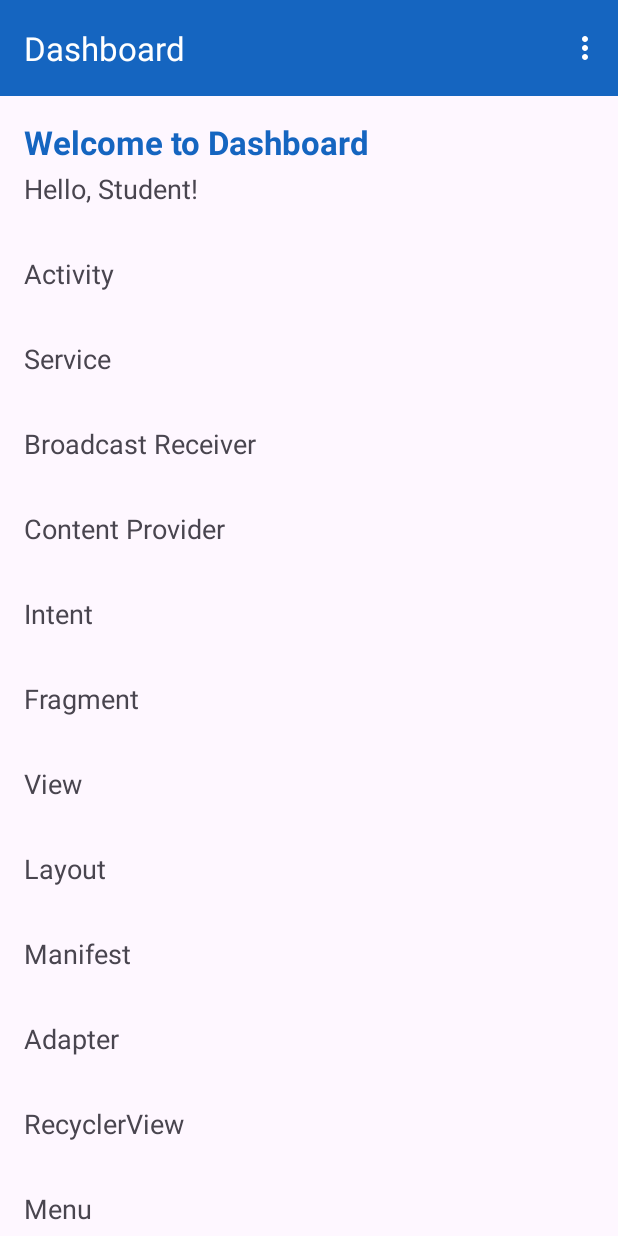
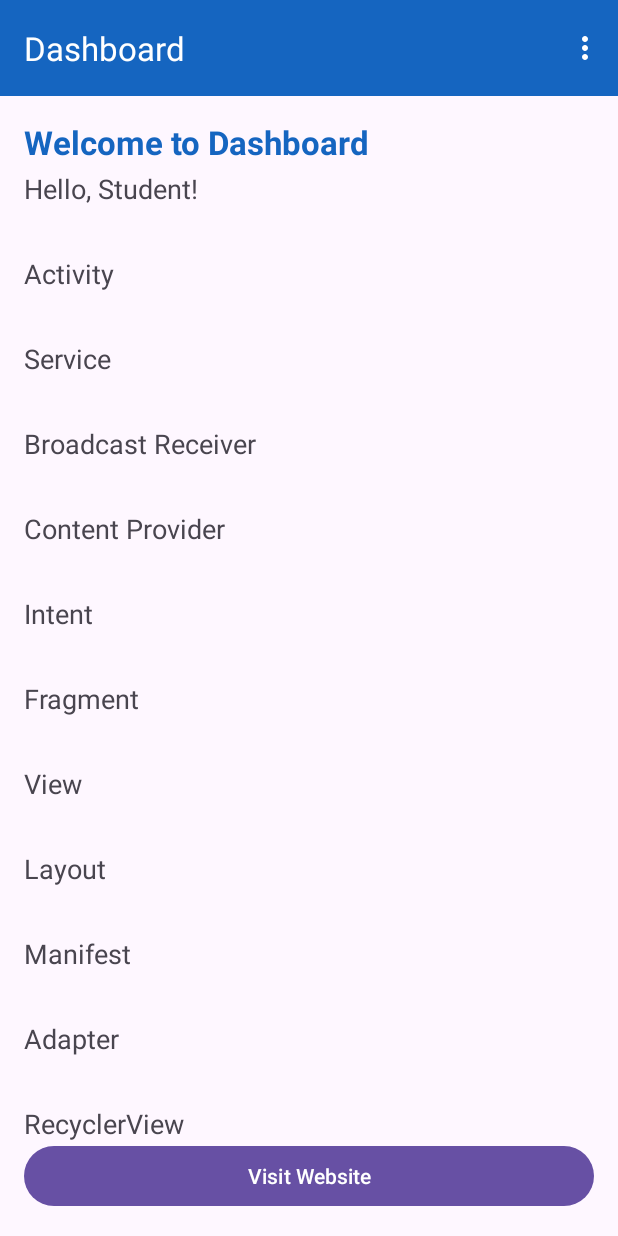
Before and after one commit to DhananjanaB/Lab-02-Android, an Android app: the screen it shows after launch (DashboardActivity), after a tap on "Save Profile", on a phone screen of 412 x 824 dp. Run offline under Robolectric (Android 15) with nearby library versions, the phone set to English and light mode, and no system bars.

Commit message:
Add Website Button

```diff
--- a/app/src/main/res/layout/activity_dashboard.xml
+++ b/app/src/main/res/layout/activity_dashboard.xml
@@ -46,6 +46,16 @@
         android:layout_height="0dp"
         android:layout_marginTop="16dp"
         app:layout_constraintTop_toBottomOf="@id/txtUserName"
+        app:layout_constraintBottom_toTopOf="@id/btnWebsite"
+        app:layout_constraintStart_toStartOf="parent"
+        app:layout_constraintEnd_toEndOf="parent" />
+
+    <Button
+        android:id="@+id/btnWebsite"
+        android:layout_width="0dp"
+        android:layout_height="wrap_content"
+        android:layout_margin="16dp"
+        android:text="@string/visit_website"
         app:layout_constraintBottom_toBottomOf="parent"
         app:layout_constraintStart_toStartOf="parent"
         app:layout_constraintEnd_toEndOf="parent" />
--- a/app/src/main/res/values/strings.xml
+++ b/app/src/main/res/values/strings.xml
@@ -9,4 +9,5 @@
     <string name="hello_user">Hello, %1$s!</string>
     <string name="menu_settings">Settings</string>
     <string name="menu_logout">Logout</string>
+    <string name="visit_website">Visit Website</string>
 </resources>
```
